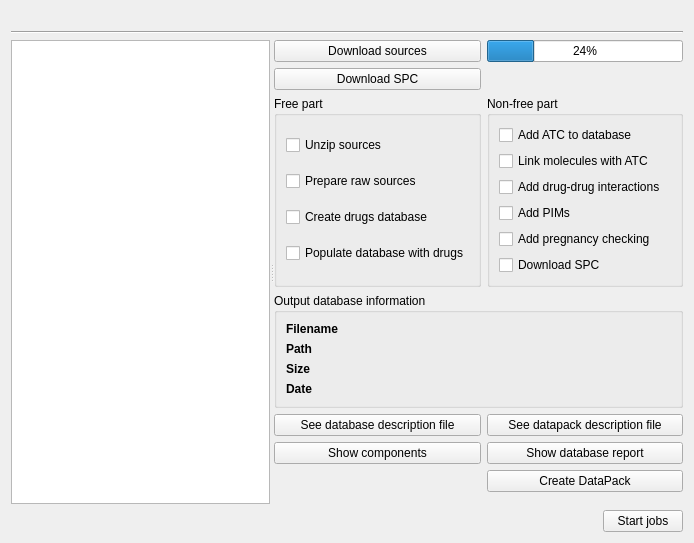
The window that freeddimanager/plugins/drugsdbplugin/imode/drugsdbmodewidget.ui (FreeHealth/freehealth) describes before a commit, drawn with Qt 5.
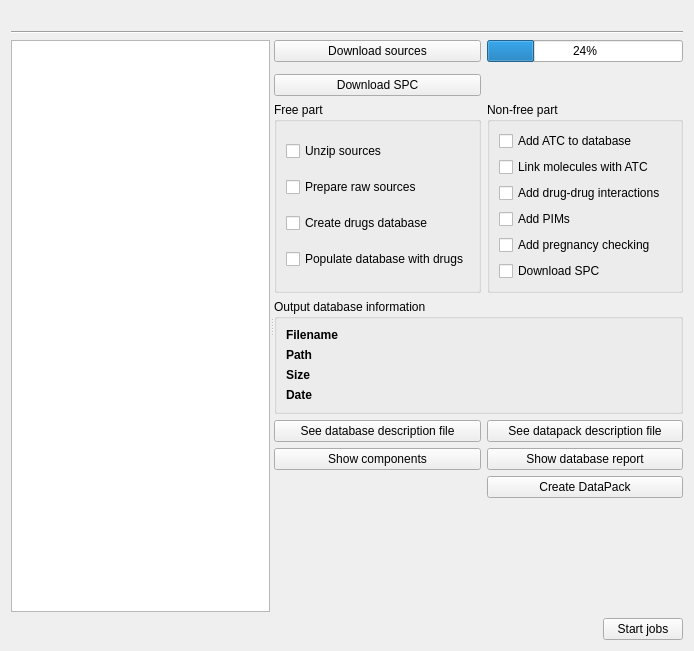
The same window after the commit. Custom widgets are drawn as their Qt base class.

Commit message: FreeDDI: Preparing manual source download

```diff
--- a/freeddimanager/plugins/drugsdbplugin/imode/drugsdbmodewidget.ui
+++ b/freeddimanager/plugins/drugsdbplugin/imode/drugsdbmodewidget.ui
@@ -7,7 +7,7 @@
     <x>0</x>
     <y>0</y>
     <width>694</width>
-    <height>543</height>
+    <height>651</height>
    </rect>
   </property>
   <property name="windowTitle">
@@ -31,30 +31,6 @@
      </widget>
      <widget class="QWidget" name="layoutWidget">
       <layout class="QGridLayout" name="gridLayout_4">
-       <item row="1" column="0">
-        <widget class="QPushButton" name="downloadSPC">
-         <property name="text">
-          <string>Download SPC</string>
-         </property>
-        </widget>
-       </item>
-       <item row="5" column="1">
-        <widget class="QPushButton" name="showDbReport">
-         <property name="text">
-          <string>Show database report</string>
-         </property>
-        </widget>
-       </item>
-       <item row="5" column="0">
-        <widget class="QPushButton" name="seeComponents">
-         <property name="toolTip">
-          <string>To see components, you must run at least one time the database creation and populate it with the drugs.</string>
-         </property>
-         <property name="text">
-          <string>Show components</string>
-         </property>
-        </widget>
-       </item>
        <item row="0" column="0">
         <widget class="QPushButton" name="download">
          <property name="text">
@@ -62,114 +38,13 @@
          </property>
         </widget>
        </item>
-       <item row="6" column="1">
+       <item row="7" column="1">
         <widget class="QPushButton" name="createDatapack">
          <property name="text">
           <string>Create DataPack</string>
          </property>
         </widget>
        </item>
-       <item row="2" column="0">
-        <widget class="QGroupBox" name="freeGroup">
-         <property name="title">
-          <string>Free part</string>
-         </property>
-         <layout class="QGridLayout" name="gridLayout_2">
-          <item row="0" column="0">
-           <widget class="QCheckBox" name="unzip">
-            <property name="text">
-             <string>Unzip sources</string>
-            </property>
-           </widget>
-          </item>
-          <item row="1" column="0">
-           <widget class="QCheckBox" name="prepare">
-            <property name="text">
-             <string>Prepare raw sources</string>
-            </property>
-           </widget>
-          </item>
-          <item row="2" column="0">
-           <widget class="QCheckBox" name="createDb">
-            <property name="text">
-             <string>Create drugs database</string>
-            </property>
-           </widget>
-          </item>
-          <item row="3" column="0">
-           <widget class="QCheckBox" name="populate">
-            <property name="text">
-             <string>Populate database with drugs</string>
-            </property>
-           </widget>
-          </item>
-         </layout>
-        </widget>
-       </item>
-       <item row="2" column="1">
-        <widget class="QGroupBox" name="nonFreeGroup">
-         <property name="title">
-          <string>Non-free part</string>
-         </property>
-         <layout class="QGridLayout" name="gridLayout_3">
-          <item row="0" column="0">
-           <widget class="QCheckBox" name="addAtc">
-            <property name="text">
-             <string>Add ATC to database</string>
-            </property>
-           </widget>
-          </item>
-          <item row="1" column="0">
-           <widget class="QCheckBox" name="linkMols">
-            <property name="text">
-             <string>Link molecules with ATC</string>
-            </property>
-           </widget>
-          </item>
-          <item row="2" column="0">
-           <widget class="QCheckBox" name="addDDI">
-            <property name="text">
-             <string>Add drug-drug interactions</string>
-            </property>
-           </widget>
-          </item>
-          <item row="3" column="0">
-           <widget class="QCheckBox" name="addPims">
-            <property name="text">
-             <string>Add PIMs</string>
-            </property>
-           </widget>
-          </item>
-          <item row="4" column="0">
-           <widget class="QCheckBox" name="addPreg">
-            <property name="text">
-             <string>Add pregnancy checking</string>
-            </property>
-           </widget>
-          </item>
-          <item row="5" column="0">
-           <widget class="QCheckBox" name="spc">
-            <property name="text">
-             <string>Download SPC</string>
-            </property>
-           </widget>
-          </item>
-         </layout>
-        </widget>
-       </item>
-       <item row="7" column="0">
-        <spacer name="verticalSpacer">
-         <property name="orientation">
-          <enum>Qt::Vertical</enum>
-         </property>
-         <property name="sizeHint" stdset="0">
-          <size>
-           <width>20</width>
-           <height>40</height>
-          </size>
-         </property>
-        </spacer>
-       </item>
        <item row="0" column="1">
         <widget class="QProgressBar" name="progressBar">
          <property name="value">
@@ -177,7 +52,24 @@
          </property>
         </widget>
        </item>
-       <item row="3" column="0" colspan="2">
+       <item row="2" column="0">
+        <widget class="QPushButton" name="downloadSPC">
+         <property name="text">
+          <string>Download SPC</string>
+         </property>
+        </widget>
+       </item>
+       <item row="6" column="0">
+        <widget class="QPushButton" name="seeComponents">
+         <property name="toolTip">
+          <string>To see components, you must run at least one time the database creation and populate it with the drugs.</string>
+         </property>
+         <property name="text">
+          <string>Show components</string>
+         </property>
+        </widget>
+       </item>
+       <item row="4" column="0" colspan="2">
         <widget class="QGroupBox" name="groupBox_3">
          <property name="title">
           <string>Output database information</string>
@@ -276,20 +168,131 @@
          </layout>
         </widget>
        </item>
-       <item row="4" column="0">
+       <item row="3" column="1">
+        <widget class="QGroupBox" name="nonFreeGroup">
+         <property name="title">
+          <string>Non-free part</string>
+         </property>
+         <layout class="QGridLayout" name="gridLayout_3">
+          <item row="0" column="0">
+           <widget class="QCheckBox" name="addAtc">
+            <property name="text">
+             <string>Add ATC to database</string>
+            </property>
+           </widget>
+          </item>
+          <item row="1" column="0">
+           <widget class="QCheckBox" name="linkMols">
+            <property name="text">
+             <string>Link molecules with ATC</string>
+            </property>
+           </widget>
+          </item>
+          <item row="2" column="0">
+           <widget class="QCheckBox" name="addDDI">
+            <property name="text">
+             <string>Add drug-drug interactions</string>
+            </property>
+           </widget>
+          </item>
+          <item row="3" column="0">
+           <widget class="QCheckBox" name="addPims">
+            <property name="text">
+             <string>Add PIMs</string>
+            </property>
+           </widget>
+          </item>
+          <item row="4" column="0">
+           <widget class="QCheckBox" name="addPreg">
+            <property name="text">
+             <string>Add pregnancy checking</string>
+            </property>
+           </widget>
+          </item>
+          <item row="5" column="0">
+           <widget class="QCheckBox" name="spc">
+            <property name="text">
+             <string>Download SPC</string>
+            </property>
+           </widget>
+          </item>
+         </layout>
+        </widget>
+       </item>
+       <item row="8" column="0">
+        <spacer name="verticalSpacer">
+         <property name="orientation">
+          <enum>Qt::Vertical</enum>
+         </property>
+         <property name="sizeHint" stdset="0">
+          <size>
+           <width>20</width>
+           <height>40</height>
+          </size>
+         </property>
+        </spacer>
+       </item>
+       <item row="5" column="0">
         <widget class="QPushButton" name="seeDbDescription">
          <property name="text">
           <string>See database description file</string>
          </property>
         </widget>
        </item>
-       <item row="4" column="1">
+       <item row="5" column="1">
         <widget class="QPushButton" name="seeDatapackDescription">
          <property name="text">
           <string>See datapack description file</string>
          </property>
         </widget>
        </item>
+       <item row="3" column="0">
+        <widget class="QGroupBox" name="freeGroup">
+         <property name="title">
+          <string>Free part</string>
+         </property>
+         <layout class="QGridLayout" name="gridLayout_2">
+          <item row="0" column="0">
+           <widget class="QCheckBox" name="unzip">
+            <property name="text">
+             <string>Unzip sources</string>
+            </property>
+           </widget>
+          </item>
+          <item row="1" column="0">
+           <widget class="QCheckBox" name="prepare">
+            <property name="text">
+             <string>Prepare raw sources</string>
+            </property>
+           </widget>
+          </item>
+          <item row="2" column="0">
+           <widget class="QCheckBox" name="createDb">
+            <property name="text">
+             <string>Create drugs database</string>
+            </property>
+           </widget>
+          </item>
+          <item row="3" column="0">
+           <widget class="QCheckBox" name="populate">
+            <property name="text">
+             <string>Populate database with drugs</string>
+            </property>
+           </widget>
+          </item>
+         </layout>
+        </widget>
+       </item>
+       <item row="6" column="1">
+        <widget class="QPushButton" name="showDbReport">
+         <property name="text">
+          <string>Show database report</string>
+         </property>
+        </widget>
+       </item>
+       <item row="1" column="0" colspan="2">
+        <widget class="Utils::PathChooser" name="sourceSelector" native="true"/>
+       </item>
       </layout>
      </widget>
     </widget>
@@ -345,6 +348,14 @@
    </item>
   </layout>
  </widget>
+ <customwidgets>
+  <customwidget>
+   <class>Utils::PathChooser</class>
+   <extends>QWidget</extends>
+   <header location="global">utils/widgets/pathchooser.h</header>
+   <container>1</container>
+  </customwidget>
+ </customwidgets>
  <resources/>
  <connections/>
 </ui>
```
Left out of the diff: 12 changed lines with no effect on the pictures. The commit also changes 3 other files.
